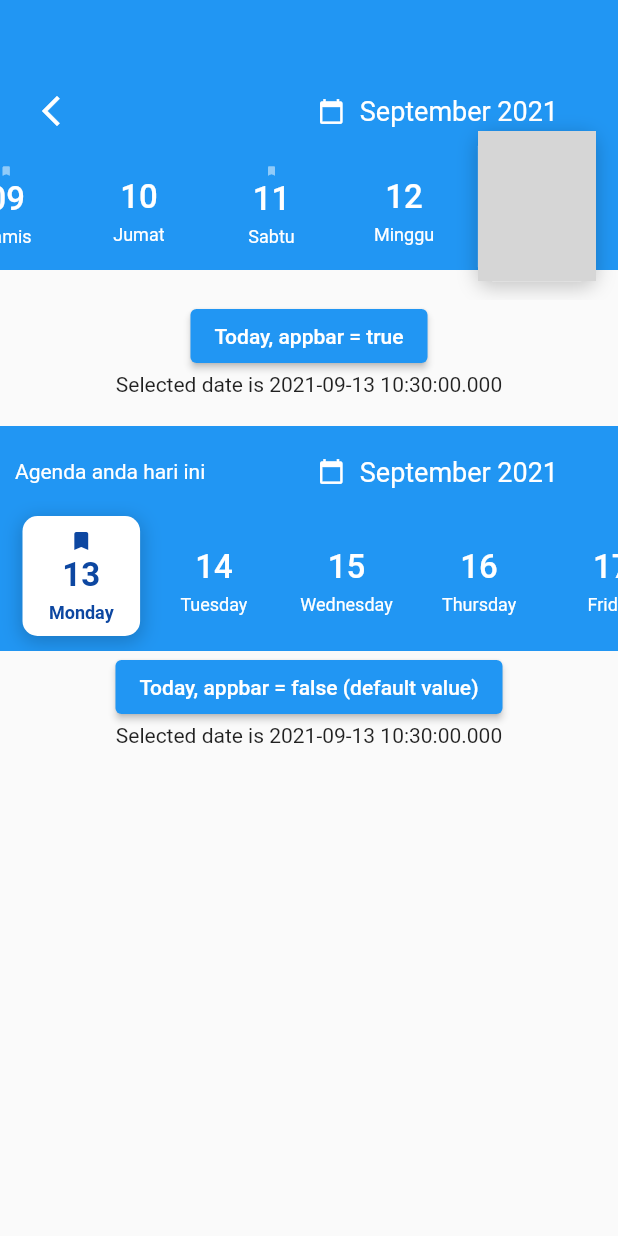
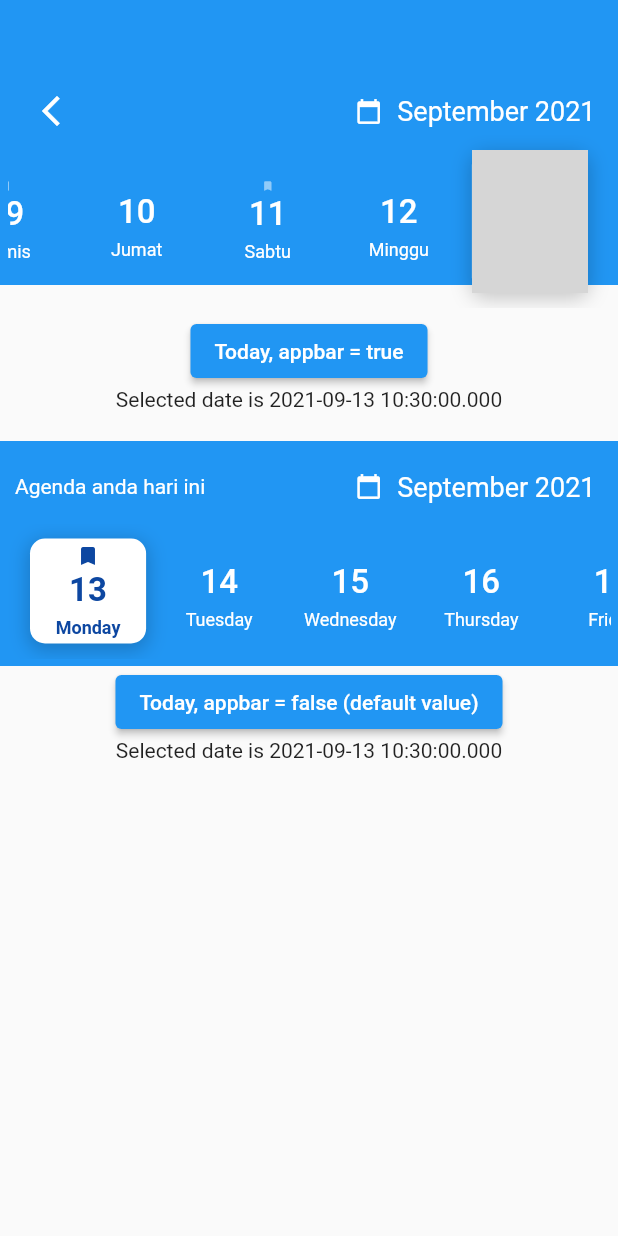
Before and after one commit to sud0su/calendar_agenda, a Flutter app: the screen it shows after launch, on a phone screen of 412 x 824 dp. Run offline on Flutter 3.47's test engine with Material 2 defaults, Android fonts, the phone set to English and light mode, and no system bars; drawn by our look-alikes of scrollable_positioned_list; network calls fail; key blocks and very long unbroken strings in the code were emptied for the run; grey boxes are pictures that could not be loaded.

Commit message:
Fixing alignment bug

```diff
--- a/lib/src/calendar.dart
+++ b/lib/src/calendar.dart
@@ -130,6 +130,7 @@ class CalendarAgendaState extends State<CalendarAgenda>
       return Container(
         width: MediaQuery.of(context).size.width,
         height: widget.appbar ? 125 : 100,
+        padding: EdgeInsets.all(5),
         alignment: Alignment.bottomCenter,
         child: ScrollablePositionedList.builder(
             padding: _dates.length < 5
@@ -163,7 +164,7 @@ class CalendarAgendaState extends State<CalendarAgenda>
                       onTap: () => _goToActualDay(index),
                       child: Container(
                         height: 100.0,
-                        width: MediaQuery.of(context).size.width / 5 - 4.0,
+                        width: MediaQuery.of(context).size.width / 5 - 5.0,
                         decoration: BoxDecoration(
                           borderRadius: BorderRadius.circular(10.0),
                           color: isSelected ? Colors.white : null,
@@ -268,14 +269,14 @@ class CalendarAgendaState extends State<CalendarAgenda>
 
     return Container(
       width: MediaQuery.of(context).size.width,
-      height: widget.appbar ? 200 : 150.0,
+      height: widget.appbar ? 210 : 150.0,
       child: Stack(
         children: [
           Positioned(
             top: 0.0,
             child: Container(
               width: MediaQuery.of(context).size.width,
-              height: 180.0,
+              height: 190.0,
               color: backgroundColor,
             ),
           ),
@@ -284,10 +285,9 @@ class CalendarAgendaState extends State<CalendarAgenda>
             child: Padding(
               padding: EdgeInsets.only(right: padding, left: 10),
               child: Container(
-                    width: MediaQuery.of(context).size.width - (padding * 2),
+                width: MediaQuery.of(context).size.width - padding,
                 child: Row(
                   mainAxisAlignment: MainAxisAlignment.spaceBetween,
-                      crossAxisAlignment: CrossAxisAlignment.center,
                   children: [
                     leading,
                     GestureDetector(
@@ -310,14 +310,18 @@ class CalendarAgendaState extends State<CalendarAgenda>
                             style: TextStyle(
                               fontSize: 18.0,
                               color: Colors.white,
-                                    fontWeight: FontWeight.w400),
+                              fontWeight: FontWeight.w400,
+                            ),
+                            textAlign: TextAlign.end,
                           ),
                         ],
                       ),
                     ),
                   ],
-                    )),
-              )),
+                ),
+              ),
+            ),
+          ),
           Positioned(
             bottom: 0.0,
             child: dayList(),
```
Also changed, not shown: 2 other files. Lines whose indentation alone changed are shown as unchanged.
